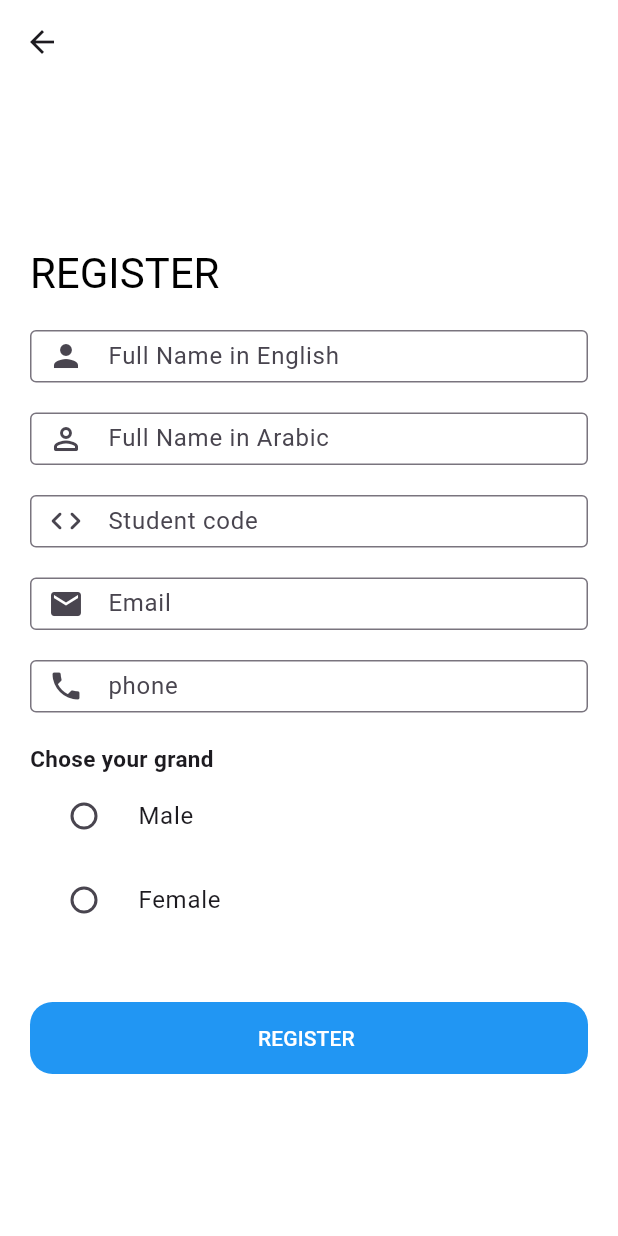
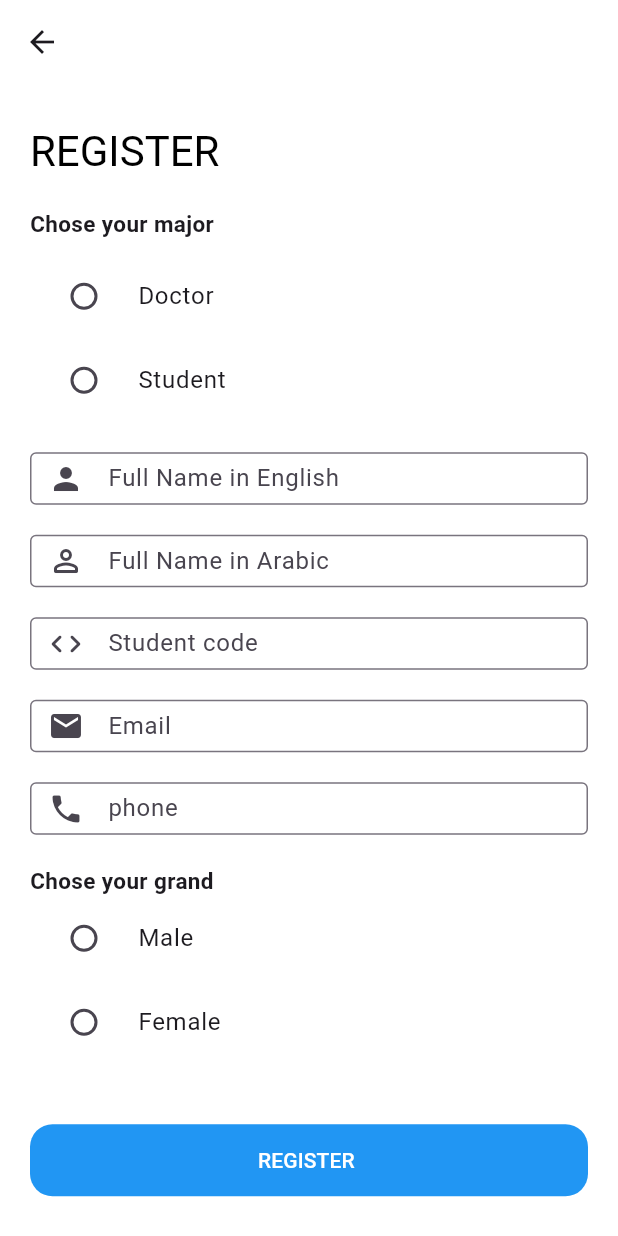
Before and after one commit to AnasDarwesh20/Akhbar-Al-Youm-Academy, a Flutter app: the screen it shows after launch, after a tap on "login", after a tap on "register now ...", on a phone screen of 412 x 824 dp. Run offline on Flutter 3.47's test engine with Material 3 defaults, Android fonts, the phone set to English and light mode, and no system bars; our stand-ins replace awesome_dialog, bloc, carousel_slider, cloud_firestore, equatable, firebase_auth and 3 more; accounts and stored records are empty.

Commit message:
finish login and register

```diff
--- a/lib/main.dart
+++ b/lib/main.dart
@@ -50,11 +50,11 @@ class _MyAppState extends State<MyApp> {
       debugShowCheckedModeBanner: false,
       theme: lightTheme(),
       home: (FirebaseAuth.instance.currentUser != null &&
-    FirebaseAuth.instance.currentUser!.emailVerified ) ? HomeScreenState() : LoginScreen(),
+    FirebaseAuth.instance.currentUser!.emailVerified ) ? const HomeScreen() : LoginScreen(),
     routes: {
-    'Signup' : (context) => RegisterScreen(),
-    'Login' : (context) => LoginScreen(),
-    'HomePage' : (context) => HomeScreenState(),
+    'Signup' : (context) => const RegisterScreen(),
+    'Login' : (context) => const LoginScreen(),
+    'HomePage' : (context) => const HomeScreen(),
 
     },
     );
--- a/lib/mobile_app/presentation/screens/login/login_screen.dart
+++ b/lib/mobile_app/presentation/screens/login/login_screen.dart
@@ -1,5 +1,6 @@
+import 'package:akbar_al_youm_app/mobile_app/presentation/screens/home_screen.dart';
 import 'package:akbar_al_youm_app/mobile_app/presentation/screens/reigester/register_screen.dart';
-import 'package:awesome_dialog/awesome_dialog.dart';
+import 'package:cloud_firestore/cloud_firestore.dart';
 import 'package:firebase_auth/firebase_auth.dart';
 import 'package:flutter/material.dart';
 
@@ -11,7 +12,7 @@ class LoginScreen extends StatefulWidget {
 }
 
 class LoginScreenState extends State<LoginScreen> {
-  var id = TextEditingController();
+  var email = TextEditingController();
 
   var password = TextEditingController();
 
@@ -93,17 +94,17 @@ class LoginScreenState extends State<LoginScreen> {
                                 Column(
                                   children: [
                                     TextFormField(
-                                      controller: id,
+                                      controller: email,
                                       validator: (value) {
                                         if (value!.isEmpty) {
                                           return 'please enter your email';
                                         } else {
-                                        return null;
+                                          return null;
                                         }
                                       },
                                       decoration: const InputDecoration(
                                         label: Text(
-                                          'Enter your code',
+                                          'Email',
                                         ),
                                         border: OutlineInputBorder(),
                                         prefixIcon: Icon(
@@ -120,14 +121,14 @@ class LoginScreenState extends State<LoginScreen> {
                                         if (value!.isEmpty) {
                                           return 'please enter your password';
                                         } else {
-                                        return null;
+                                          return null;
                                         }
                                       },
                                       obscureText:
                                           isPasswordShown ? false : true,
                                       decoration: InputDecoration(
                                         label: const Text(
-                                          'password',
+                                          'Code',
                                         ),
                                         border: const OutlineInputBorder(),
                                         prefixIcon: const Icon(
@@ -152,68 +153,15 @@ class LoginScreenState extends State<LoginScreen> {
                                       height: 15.0,
                                     ),
                                     OutlinedButton(
-                                      onPressed: () async {
+                                      onPressed: () {
                                         if (formState.currentState!
                                             .validate()) {
-                                          try {
-                                            setState(() {});
-                                            final credential =
-                                                await FirebaseAuth
-                                                    .instance
-                                                    .signInWithEmailAndPassword(
-                                                        email: id.text,
-                                                        password:
-                                                            password.text);
-                                            setState(() {});
-                                            if (credential
-                                                .user!.emailVerified) {
-                                              Navigator.of(context)
-                                                  .pushReplacementNamed(
-                                                      'HomePage');
-                                            } else {
-                                              AwesomeDialog(
-                                                context: context,
-                                                dialogType: DialogType.error,
-                                                animType: AnimType.rightSlide,
-                                                title: 'Error',
-                                                desc:
-                                                    'Please open youe Email and press verfied link ',
-                                                btnCancelOnPress: () {},
-                                                btnOkOnPress: () {},
-                                              ).show();
-                                            }
-                                          } on FirebaseAuthException catch (e) {
-                                            if (e.code == 'user-not-found') {
-                                              print(
-                                                  'No user found for that email.');
-                                              AwesomeDialog(
-                                                context: context,
-                                                dialogType: DialogType.error,
-                                                animType: AnimType.rightSlide,
-                                                title: 'Error',
-                                                desc:
-                                                    'No user found for that email.',
-                                                btnCancelOnPress: () {},
-                                                btnOkOnPress: () {},
-                                              ).show();
-                                            } else if (e.code ==
-                                                'wrong-password') {
-                                              print(
-                                                  'Wrong password provided for that user.');
-                                              AwesomeDialog(
-                                                context: context,
-                                                dialogType: DialogType.error,
-                                                animType: AnimType.rightSlide,
-                                                title: 'Error',
-                                                desc:
-                                                    'Wrong password provided for that user.',
-                                                btnCancelOnPress: () {},
-                                                btnOkOnPress: () {},
-                                              )..show();
-                                            }
-                                          }
-                                        } else {
-                                          print('Not valid');
+                                          Navigator.push(
+                                              context,
+                                              MaterialPageRoute(
+                                                builder: (context) =>
+                                                    const HomeScreenState(),
+                                              ));
                                         }
                                       },
                                       child: const Text(
--- a/lib/mobile_app/presentation/screens/reigester/register_screen.dart
+++ b/lib/mobile_app/presentation/screens/reigester/register_screen.dart
@@ -35,6 +35,9 @@ class _RegisterScreenState extends State<RegisterScreen> {
 
   String? gender;
 
+  String? major;
+
+
   @override
   Widget build(BuildContext context) {
     return BlocProvider(
@@ -61,6 +64,43 @@ class _RegisterScreenState extends State<RegisterScreen> {
                             ?.copyWith(
                               color: Colors.black,
                             ),
+                      ),
+                      const SizedBox(
+                        height: 10.0,
+                      ),
+                      const SizedBox(
+                        height: 10.0,
+                      ),
+                      const Text("Chose your major",
+                          style: TextStyle(
+                              fontWeight: FontWeight.bold, fontSize: 15)),
+                      const SizedBox(
+                        height: 10.0,
+                      ),
+
+                      Column(
+                        children: [
+                          RadioListTile(
+                            title: const Text("Doctor"),
+                            value: "Doctor",
+                            groupValue: major,
+                            onChanged: (value) {
+                              setState(() {
+                                major = value.toString();
+                              });
+                            },
+                          ),
+                          RadioListTile(
+                            title: const Text("Student"),
+                            value: "Student",
+                            groupValue: major,
+                            onChanged: (value) {
+                              setState(() {
+                                major = value.toString();
+                              });
+                            },
+                          ),
+                        ],
                       ),
                       const SizedBox(
                         height: 10.0,
```
